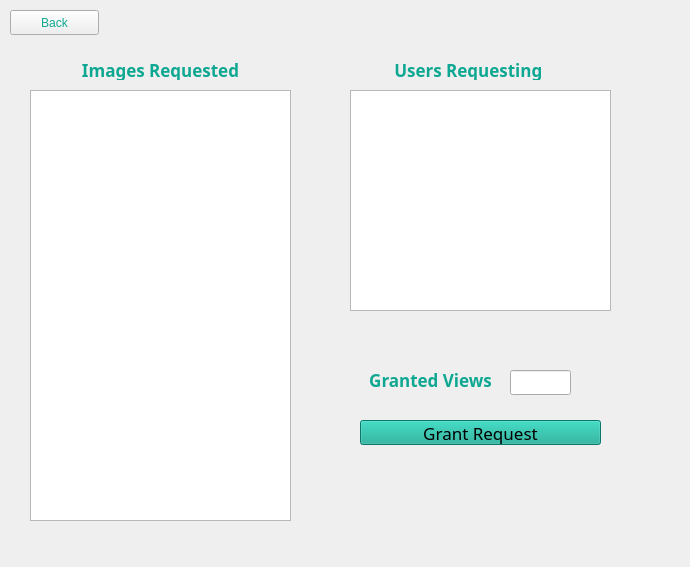
This is requests.ui in a-ewais/Image-sharing-app as Qt 5 draws it before an edit. The edited form follows.
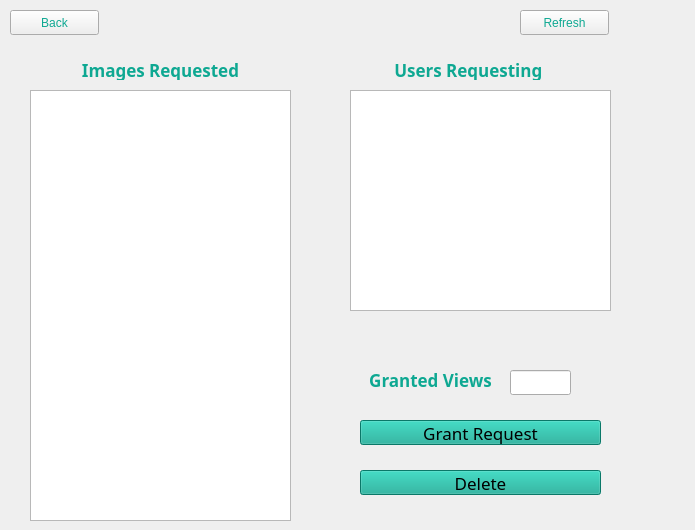
This is the edited form.

Commit message: GUI changes refresh button and clears

```diff
--- a/requests.ui
+++ b/requests.ui
@@ -6,8 +6,8 @@
    <rect>
     <x>0</x>
     <y>0</y>
-    <width>690</width>
-    <height>567</height>
+    <width>695</width>
+    <height>530</height>
    </rect>
   </property>
   <property name="windowTitle">
@@ -181,6 +181,45 @@
     <string>Back</string>
    </property>
   </widget>
+  <widget class="QPushButton" name="refresh">
+   <property name="geometry">
+    <rect>
+     <x>520</x>
+     <y>10</y>
+     <width>89</width>
+     <height>25</height>
+    </rect>
+   </property>
+   <property name="styleSheet">
+    <string notr="true">color: rgb(14, 168, 146);
+font: 13pt &quot;Ubuntu Mono&quot;;</string>
+   </property>
+   <property name="text">
+    <string>Refresh</string>
+   </property>
+  </widget>
+  <widget class="QPushButton" name="delete_2">
+   <property name="geometry">
+    <rect>
+     <x>360</x>
+     <y>470</y>
+     <width>241</width>
+     <height>25</height>
+    </rect>
+   </property>
+   <property name="font">
+    <font>
+     <family>Umpush</family>
+     <pointsize>13</pointsize>
+    </font>
+   </property>
+   <property name="styleSheet">
+    <string notr="true">background-color: rgb(14, 168, 146);</string>
+   </property>
+   <property name="text">
+    <string>Delete</string>
+   </property>
+  </widget>
  </widget>
  <resources/>
  <connections/>
```
The commit also changes 20 other files.
